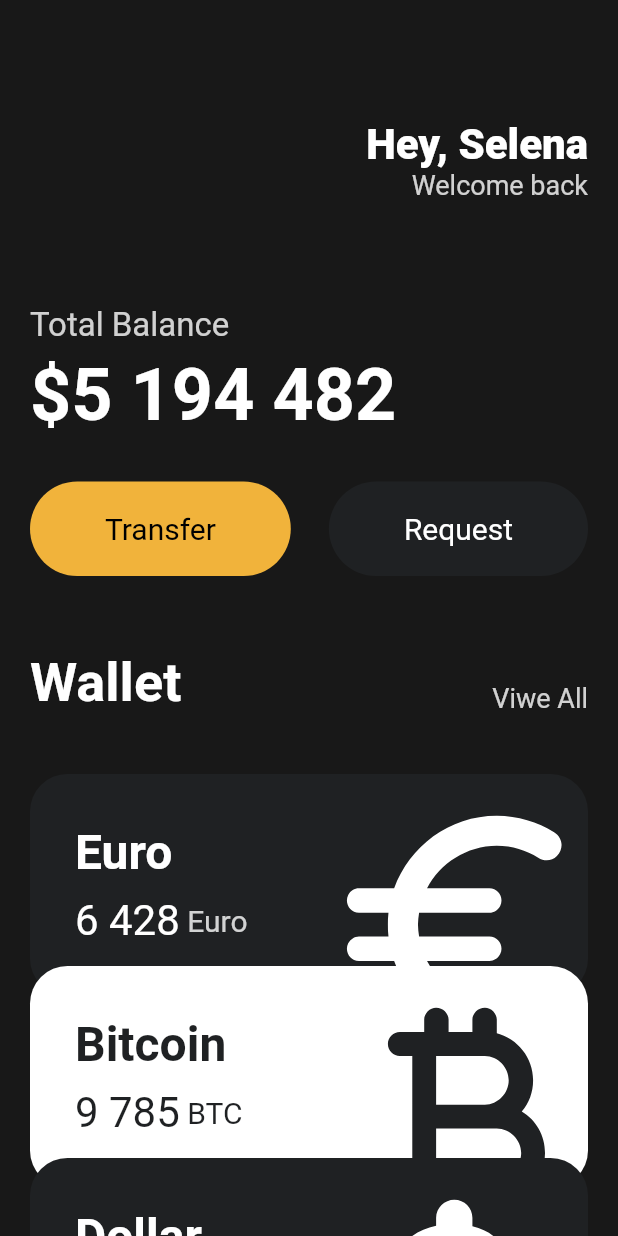
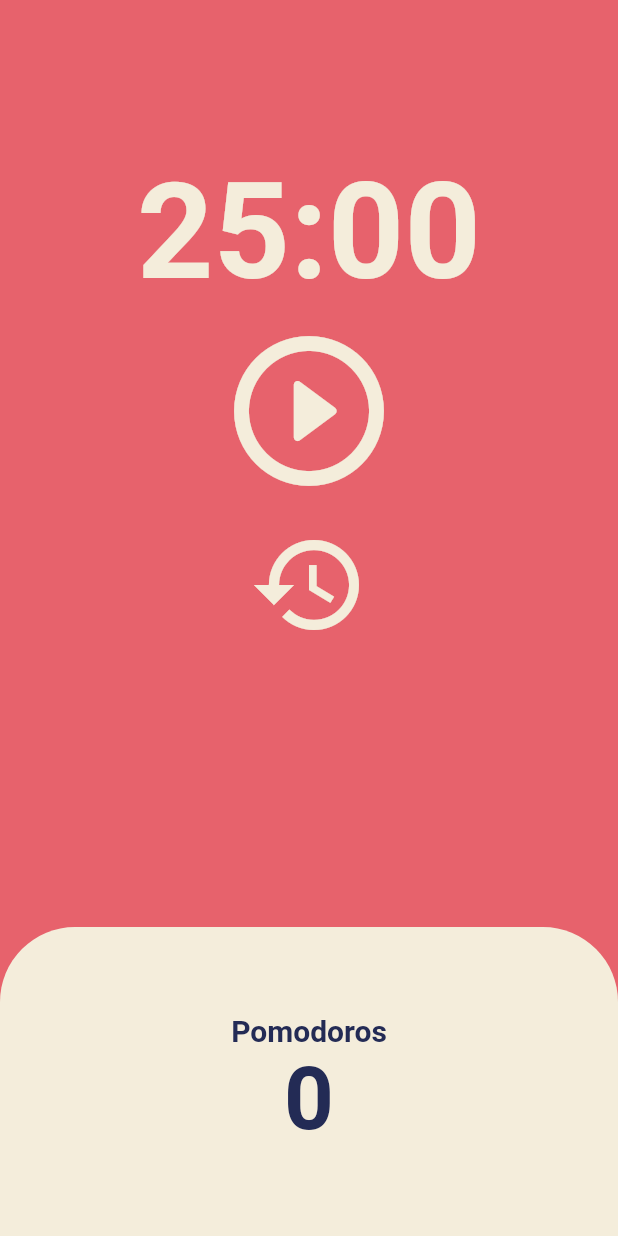
Before and after one commit to wnstjd343442/nomadcoder-toonflix_flutter, a Flutter app: the screen it shows after launch, on a phone screen of 412 x 824 dp. Run offline on Flutter 3.47's test engine with Material 2 defaults, Android fonts, the phone set to English and light mode, and no system bars.

Commit message:
pomodoro

```diff
--- a/lib/main.dart
+++ b/lib/main.dart
@@ -1,6 +1,5 @@
 import 'package:flutter/material.dart';
-import 'package:toonflix/widgets/button.dart';
-import 'package:toonflix/widgets/currency_card.dart';
+import 'package:toonflix/screens/home_screen.dart';
 
 void main() {
   runApp(const App());
@@ -8,133 +7,20 @@ void main() {
 
 class App extends StatelessWidget {
   const App({super.key});
-
   @override
   Widget build(BuildContext context) {
     return MaterialApp(
-      home: Scaffold(
-        backgroundColor: const Color(0xFF181818),
-        body: SingleChildScrollView(
-          child: Padding(
-            padding: const EdgeInsets.symmetric(
-              horizontal: 20,
+        theme: ThemeData(
+          colorScheme: ColorScheme.fromSwatch(
+            backgroundColor: const Color(0xFFE7626C),
+          ),
+          textTheme: const TextTheme(
+            displayLarge: TextStyle(
+              color: Color(0xFF232B55),
             ),
-            child:
-                Column(crossAxisAlignment: CrossAxisAlignment.start, children: [
-              const SizedBox(
-                height: 80,
-              ),
-              Row(mainAxisAlignment: MainAxisAlignment.end, children: [
-                Column(
-                  crossAxisAlignment: CrossAxisAlignment.end,
-                  children: [
-                    const Text(
-                      'Hey, Selena',
-                      style: TextStyle(
-                        color: Colors.white,
-                        fontSize: 28,
-                        fontWeight: FontWeight.w800,
-                      ),
-                    ),
-                    Text(
-                      'Welcome back',
-                      style: TextStyle(
-                        color: Colors.white.withOpacity(0.8),
-                        fontSize: 18,
-                      ),
-                    ),
-                  ],
-                )
-              ]),
-              const SizedBox(
-                height: 70,
-              ),
-              Text(
-                'Total Balance',
-                style: TextStyle(
-                  fontSize: 22,
-                  color: Colors.white.withOpacity(0.8),
-                ),
-              ),
-              const SizedBox(
-                height: 5,
-              ),
-              const Text(
-                '\$5 194 482',
-                style: TextStyle(
-                    fontSize: 48,
-                    color: Colors.white,
-                    fontWeight: FontWeight.w600),
-              ),
-              const SizedBox(
-                height: 30,
-              ),
-              Row(
-                mainAxisAlignment: MainAxisAlignment.spaceBetween,
-                children: const [
-                  Button(
-                      text: "Transfer",
-                      backgroundColor: Color(0xFFF1B33B),
-                      textColor: Colors.black),
-                  Button(
-                      text: "Request",
-                      backgroundColor: Color(0xFF1F2123),
-                      textColor: Colors.white)
-                ],
-              ),
-              const SizedBox(
-                height: 50,
-              ),
-              Row(
-                mainAxisAlignment: MainAxisAlignment.spaceBetween,
-                crossAxisAlignment: CrossAxisAlignment.end,
-                children: [
-                  const Text(
-                    'Wallet',
-                    style: TextStyle(
-                        fontWeight: FontWeight.w600,
-                        color: Colors.white,
-                        fontSize: 36),
-                  ),
-                  Text(
-                    'Viwe All',
-                    style: TextStyle(
-                      fontWeight: FontWeight.w400,
-                      color: Colors.white.withOpacity(0.8),
-                      fontSize: 18,
-                    ),
-                  )
-                ],
-              ),
-              const SizedBox(
-                height: 20,
-              ),
-              const CurrencyCard(
-                  name: "Euro",
-                  code: 'Euro',
-                  amount: '6 428',
-                  icon: Icons.euro_rounded,
-                  isInverted: false,
-                  order: 20),
-              const CurrencyCard(
-                name: "Bitcoin",
-                code: "BTC",
-                amount: "9 785",
-                icon: Icons.currency_bitcoin_rounded,
-                isInverted: true,
-              ),
-              const CurrencyCard(
-                name: "Dollar",
-                code: 'USD',
-                amount: '428',
-                icon: Icons.attach_money_rounded,
-                isInverted: false,
-                order: -20,
-              ),
-            ]),
           ),
+          cardColor: const Color(0xFFF4EDDB),
         ),
-      ),
-    );
+        home: const HomeScreen());
   }
 }
--- /dev/null
+++ b/lib/screens/home_screen.dart
@@ -0,0 +1,154 @@
+import 'package:flutter/material.dart';
+import 'dart:async';
+
+class HomeScreen extends StatefulWidget {
+  const HomeScreen({super.key});
+
+  @override
+  State<HomeScreen> createState() => _HomeScreenState();
+}
+
+class _HomeScreenState extends State<HomeScreen> {
+  static const twentyFiveMinutes = 1500;
+  int totalSeconds = twentyFiveMinutes;
+  bool isRunning = false;
+  int totalPomodoros = 0;
+
+  late Timer timer;
+
+  void onTick(Timer timer) {
+    if (totalSeconds == 0) {
+      setState(() {
+        totalPomodoros = totalPomodoros + 1;
+        isRunning = false;
+        totalSeconds = twentyFiveMinutes;
+      });
+      timer.cancel();
+    } else {
+      setState(() {
+        totalSeconds = totalSeconds - 1;
+      });
+    }
+  }
+
+  String format(int seconds) {
+    var duration = Duration(seconds: seconds);
+
+    return duration.toString().split('.').first.substring(2, 7);
+  }
+
+  void resetTimer() {
+    setState(() {
+      totalSeconds = twentyFiveMinutes;
+      isRunning = false;
+      timer.cancel();
+    });
+  }
+
+  void onStartpressed() {
+    timer = Timer.periodic(
+      const Duration(seconds: 1),
+      onTick,
+    );
+    setState(() {
+      isRunning = true;
+    });
+  }
+
+  void onPausePressed() {
+    timer.cancel();
+    setState(() {
+      isRunning = false;
+    });
+  }
+
+  @override
+  Widget build(BuildContext context) {
+    return Scaffold(
+      backgroundColor: Theme.of(context).colorScheme.background,
+      body: Column(
+        children: [
+          Flexible(
+            flex: 1,
+            child: Container(
+              alignment: Alignment.bottomCenter,
+              child: Text(
+                format(totalSeconds),
+                style: TextStyle(
+                  color: Theme.of(context).cardColor,
+                  fontSize: 89,
+                  fontWeight: FontWeight.w600,
+                ),
+              ),
+            ),
+          ),
+          Flexible(
+            flex: 2,
+            child: Column(
+              children: [
+                Center(
+                  child: IconButton(
+                    iconSize: 120,
+                    color: Theme.of(context).cardColor,
+                    onPressed: isRunning ? onPausePressed : onStartpressed,
+                    icon: Icon(isRunning
+                        ? Icons.pause_circle_outline
+                        : Icons.play_circle_outline_rounded),
+                  ),
+                ),
+                IconButton(
+                  icon: const Icon(Icons.restore),
+                  onPressed: resetTimer,
+                  iconSize: 80,
+                  color: Theme.of(context).cardColor,
+                ),
+              ],
+            ),
+          ),
+          Flexible(
+            flex: 1,
+            child: Row(
+              children: [
+                Expanded(
+                  child: Container(
+                    decoration: BoxDecoration(
+                      color: Theme.of(context).cardColor,
+                      borderRadius: const BorderRadius.only(
+                        topLeft: Radius.circular(50),
+                        topRight: Radius.circular(50),
+                      ),
+                    ),
+                    child: Column(
+                      mainAxisAlignment: MainAxisAlignment.center,
+                      children: [
+                        Text(
+                          "Pomodoros",
+                          style: TextStyle(
+                              fontSize: 20,
+                              color: Theme.of(context)
+                                  .textTheme
+                                  .displayLarge!
+                                  .color,
+                              fontWeight: FontWeight.w600),
+                        ),
+                        Text(
+                          '$totalPomodoros',
+                          style: TextStyle(
+                            fontSize: 58,
+                            fontWeight: FontWeight.w600,
+                            color:
+                                Theme.of(context).textTheme.displayLarge!.color,
+                          ),
+                        ),
+                      ],
+                    ),
+                  ),
+                ),
+              ],
+            ),
+          ),
+        ],
+      ),
+    );
+  }
+}
--- a/lib/widgets/button.dart
+++ /dev/null
@@ -1,37 +0,0 @@
-import 'package:flutter/material.dart';
-
-class Button extends StatelessWidget {
-  final String text;
-  final Color backgroundColor;
-  final Color textColor;
-
-  const Button({
-    super.key,
-    required this.text,
-    required this.backgroundColor,
-    required this.textColor,
-  });
-
-  @override
-  Widget build(BuildContext context) {
-    return Container(
-      decoration: BoxDecoration(
-        color: backgroundColor,
-        borderRadius: BorderRadius.circular(45),
-      ),
-      child: Padding(
-        padding: const EdgeInsets.symmetric(
-          vertical: 20,
-          horizontal: 50,
-        ),
-        child: Text(
-          text,
-          style: TextStyle(
-            color: textColor,
-            fontSize: 20,
-          ),
-        ),
-      ),
-    );
-  }
-}
--- a/lib/widgets/currency_card.dart
+++ /dev/null
@@ -1,87 +0,0 @@
-import 'package:flutter/material.dart';
-
-class CurrencyCard extends StatelessWidget {
-  final String name, code, amount;
-  final IconData icon;
-  final bool isInverted;
-  final double order;
-
-  final _blackColor = const Color(0xFF1F2123);
-  const CurrencyCard({
-    super.key,
-    required this.name,
-    required this.code,
-    required this.amount,
-    required this.icon,
-    required this.isInverted,
-    this.order = 0,
-  });
-
-  @override
-  build(BuildContext context) {
-    return Transform.translate(
-      offset: Offset(0, order),
-      child: Container(
-        clipBehavior: Clip.hardEdge,
-        decoration: BoxDecoration(
-          color: isInverted ? Colors.white : _blackColor,
-          borderRadius: BorderRadius.circular(25),
-        ),
-        child: Padding(
-          padding: const EdgeInsets.all(30),
-          child: Row(
-            mainAxisAlignment: MainAxisAlignment.spaceBetween,
-            children: [
-              Column(crossAxisAlignment: CrossAxisAlignment.start, children: [
-                Text(
-                  name,
-                  style: TextStyle(
-                      color: isInverted ? _blackColor : Colors.white,
-                      fontSize: 32,
-                      fontWeight: FontWeight.w600),
-                ),
-                const SizedBox(
-                  height: 10,
-                ),
-                Row(
-                  children: [
-                    Text(
-                      amount,
-                      style: TextStyle(
-                        color: isInverted ? _blackColor : Colors.white,
-                        fontSize: 28,
-                      ),
-                    ),
-                    const SizedBox(
-                      width: 5,
-                    ),
-                    Text(
-                      code,
-                      style: TextStyle(
-                        color: isInverted
-                            ? _blackColor
-                            : Colors.white.withOpacity(0.8),
-                        fontSize: 20,
-                      ),
-                    ),
-                  ],
-                ),
-              ]),
-              Transform.scale(
-                scale: 2.2,
-                child: Transform.translate(
-                  offset: const Offset(-5, 12),
-                  child: Icon(
-                    icon,
-                    color: isInverted ? _blackColor : Colors.white,
-                    size: 88,
-                  ),
-                ),
-              )
-            ],
-          ),
-        ),
-      ),
-    );
-  }
-}
```
Also changed, not shown: 1 other file.
